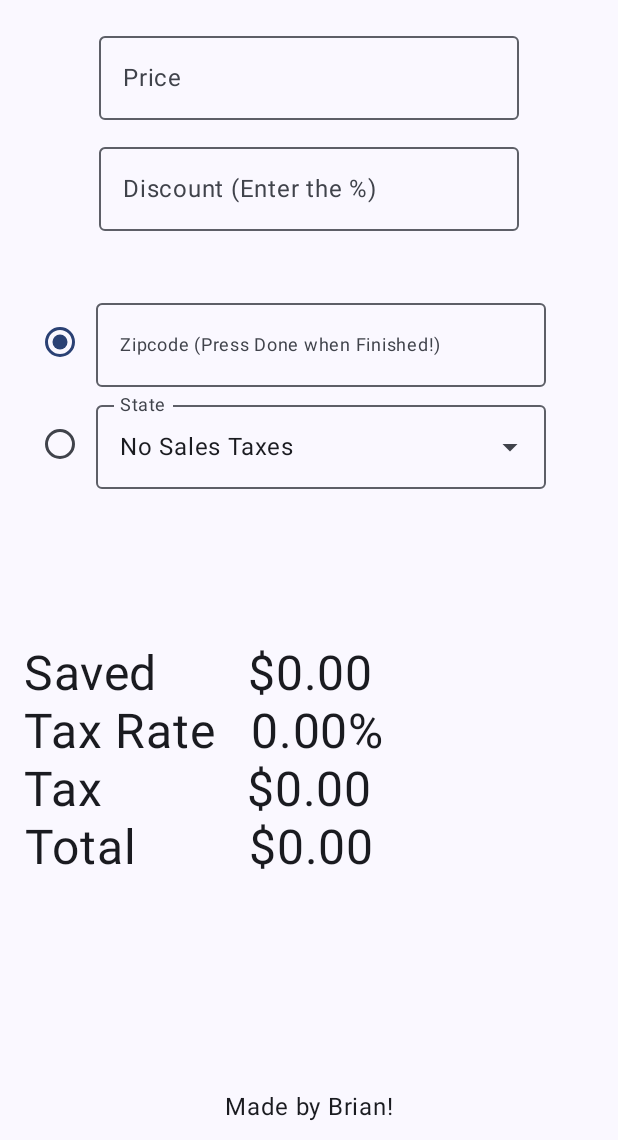
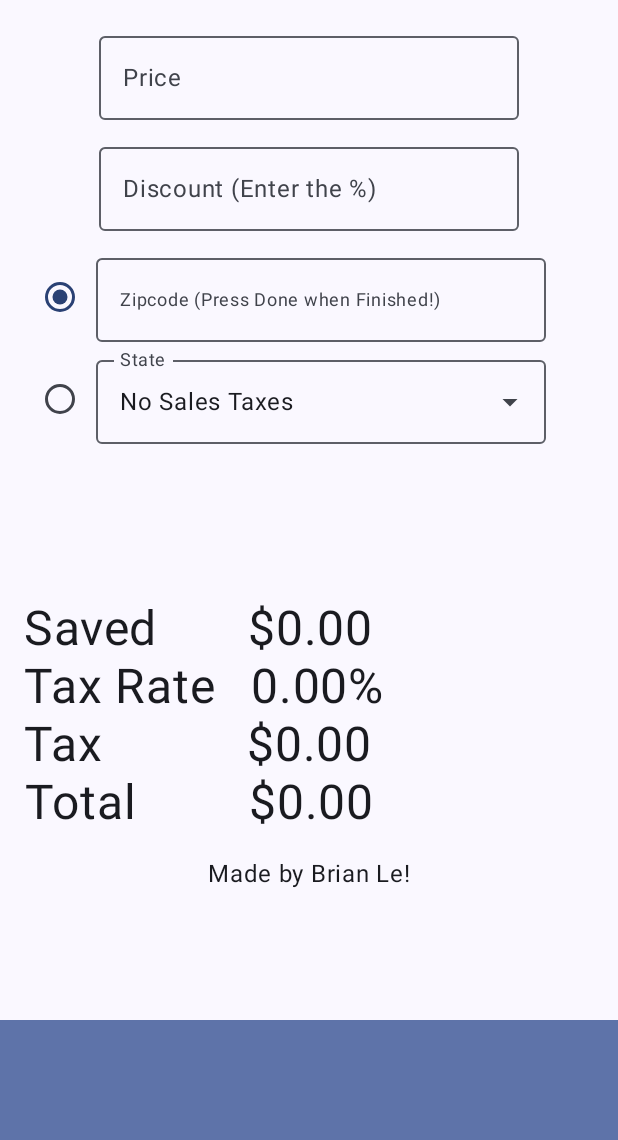
Before and after one commit to mylifeisoofed/Sales-Tax-Calculator, an Android app built with Jetpack Compose: the screen it shows after launch (MainActivity), on a phone screen of 412 x 824 dp, the part 96-1236 px from its top. Run offline under Robolectric (Android 15) with nearby library versions, the phone set to English and light mode, and no system bars; our stand-ins replace AdMob; 1 statement that could not run was skipped.

Commit message:
Added AdMob for Ad banners

```diff
--- a/app/build.gradle.kts
+++ b/app/build.gradle.kts
@@ -68,5 +68,6 @@ dependencies {
     debugImplementation("androidx.compose.ui:ui-test-manifest")
     implementation("com.squareup.retrofit2:retrofit:2.9.0")
     implementation("com.squareup.retrofit2:converter-gson:2.9.0")
+    implementation("com.google.android.gms:play-services-ads:23.1.0")
 
 }
--- a/app/src/main/AndroidManifest.xml
+++ b/app/src/main/AndroidManifest.xml
@@ -3,6 +3,7 @@
     xmlns:tools="http://schemas.android.com/tools">
 
     <uses-permission android:name="android.permission.INTERNET" />
+    <uses-permission android:name="android.permission.ACCESS_NETWORK_STATE"/>
 
     <application
         android:allowBackup="true"
@@ -14,6 +15,11 @@
         android:supportsRtl="true"
         android:theme="@style/Theme.SalesTaxCalculator"
         tools:targetApi="31">
+
+        <meta-data
+            android:name="com.google.android.gms.ads.APPLICATION_ID"
+            android:value="ca-app-pub-4168857671507421~8522171357"/>
+
         <activity
             android:name=".MainActivity"
             android:exported="true"
--- a/app/src/main/java/com/example/salestaxcalculator/MainActivity.kt
+++ b/app/src/main/java/com/example/salestaxcalculator/MainActivity.kt
@@ -2,6 +2,7 @@ package com.example.salestaxcalculator
 
 import android.content.ContentValues.TAG
 import android.os.Bundle
+import android.util.DisplayMetrics
 import android.util.Log
 import androidx.activity.ComponentActivity
 import androidx.activity.compose.setContent
@@ -22,6 +23,7 @@ import androidx.compose.foundation.lazy.items
 import androidx.compose.foundation.lazy.rememberLazyListState
 import androidx.compose.foundation.text.KeyboardActions
 import androidx.compose.foundation.text.KeyboardOptions
+import androidx.compose.material3.BottomAppBar
 import androidx.compose.material3.DropdownMenuItem
 import androidx.compose.material3.ExperimentalMaterial3Api
 import androidx.compose.material3.ExposedDropdownMenuBox
@@ -52,6 +54,7 @@ import androidx.compose.ui.text.style.TextAlign
 import androidx.compose.ui.tooling.preview.Preview
 import androidx.compose.ui.unit.dp
 import androidx.compose.ui.unit.sp
+import androidx.compose.ui.viewinterop.AndroidView
 import com.example.salestaxcalculator.ui.theme.SalesTaxCalculatorTheme
 import retrofit2.Call
 import retrofit2.Callback
@@ -60,14 +63,17 @@ import retrofit2.Retrofit
 import retrofit2.converter.gson.GsonConverterFactory
 import java.lang.NumberFormatException
 import com.example.salestaxcalculator.*
+import com.google.android.gms.ads.AdRequest
+import com.google.android.gms.ads.AdSize
+import com.google.android.gms.ads.AdView
+import com.google.android.gms.ads.MobileAds
+import java.util.concurrent.atomic.AtomicBoolean
 
 
 var url = "https://api.api-ninjas.com/"
 
 
 class MainActivity : ComponentActivity() {
-
-
     override fun onCreate(savedInstanceState: Bundle?) {
         super.onCreate(savedInstanceState)
         setContent {
@@ -79,6 +85,14 @@ class MainActivity : ComponentActivity() {
                 ) {
                     Scaffold(
                         topBar = { SmallTopAppBar() },
+                        bottomBar = {
+                                    BottomAppBar(
+                                        containerColor = MaterialTheme.colorScheme.primaryContainer,
+                                        contentColor = MaterialTheme.colorScheme.primary
+                                    ) {
+                                        BannerAd()
+                                    }
+                        },
                         content = { innerPadding ->
                             Column(
                                 modifier = Modifier.padding(innerPadding),
@@ -86,14 +100,14 @@ class MainActivity : ComponentActivity() {
                             ) {
                                 //Spacer(modifier = Modifier.height(5.dp))
                                 SalesTax() // the sales tax stuff
-                                //Credits()
+                                Credits()
                             }
                         }
                     )
-                    Credits()
                 }
             }
         }
+
     }
 
 }
@@ -158,7 +172,7 @@ fun Credits() {
         horizontalAlignment = Alignment.CenterHorizontally
     ) {
         Text(
-            text = "Made by Brian!",
+            text = "Made by Brian Le!",
         )
         Spacer(modifier = Modifier.height(10.dp))
     }
@@ -225,7 +239,7 @@ fun Price(modifier: Modifier = Modifier) { // Text Input for Price and will call
             },
             keyboardOptions = KeyboardOptions(keyboardType = KeyboardType.Number)
         )
-        Spacer(modifier = Modifier.height(40.dp))
+        Spacer(modifier = Modifier.height(10.dp))
         StateOption(text, discount)
         //Total(text)
         Log.i("PRICE", text)
@@ -279,11 +293,17 @@ fun StateOption(price: String = "0.00", discount: String = "0.00"){ // State Opt
                     singleLine = true,
                     keyboardActions = KeyboardActions(onDone = { // when user taps done, call the tax api
                         Log.i("ZIPINPUT", zipcode)
-                        getTaxes(zipcode) {resultTax ->
-                            tax = resultTax
-                            Log.i("TAX RETRIEVED", tax)
-                            donePressed = true
+                        if (zipcode.length == 5) {
+                            getTaxes(zipcode) {resultTax ->
+                                tax = resultTax
+                                Log.i("TAX RETRIEVED", tax)
+                                donePressed = true
+                            }
+                            Log.i("ZIPINPUT", "VALID ZIP")
                         }
+                        else
+                            Log.i("ZIPINPUT", "INVALID ZIP")
+
                         keyboardController?.hide()
                     },
 
@@ -338,7 +358,9 @@ fun StateOption(price: String = "0.00", discount: String = "0.00"){ // State Opt
                         onDismissRequest = { expanded = false }
                     ) {
                         LazyColumn(
-                            modifier = Modifier.width(500.dp).height(1000.dp)
+                            modifier = Modifier
+                                .width(500.dp)
+                                .height(1000.dp)
                             ){
                             items(stateOptions) { selectionOption ->
                                 DropdownMenuItem(
@@ -478,3 +500,17 @@ fun isDecimal(text: String): Boolean { // have to create my own decimal check vi
     }
     return true
 }
+
+@Preview(showBackground = true)
+@Composable
+fun BannerAd(modifier: Modifier = Modifier) {
+    AndroidView(
+        modifier = modifier.fillMaxWidth(),
+        factory = {
+        AdView(it).apply {
+            setAdSize(AdSize.BANNER)
+            adUnitId = "ca-app-pub-4168857671507421/6525729259"
+            loadAd(AdRequest.Builder().build())
+        }
+    })
+}
```
